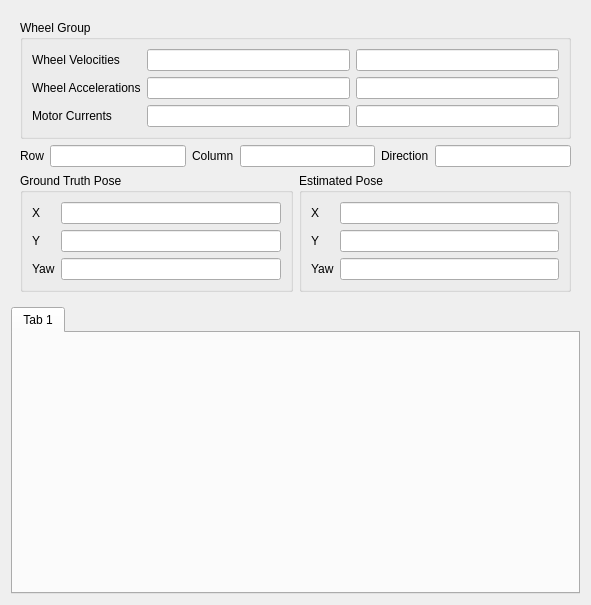
The window that sim/simulator/lib/widgets/statewidget.ui (WPISmartmouse/Smartmouse_2018) describes before a commit, drawn with Qt 5.
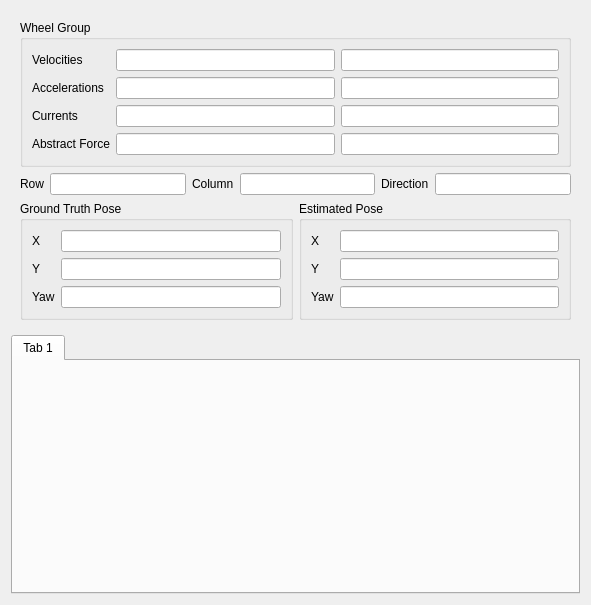
The same window after the commit.

```diff
--- a/sim/simulator/lib/widgets/statewidget.ui
+++ b/sim/simulator/lib/widgets/statewidget.ui
@@ -28,21 +28,28 @@
            <item>
             <widget class="QLabel" name="velocity_label">
              <property name="text">
-              <string>Wheel Velocities</string>
+              <string>Velocities</string>
              </property>
             </widget>
            </item>
            <item>
             <widget class="QLabel" name="acceleration_label">
              <property name="text">
-              <string>Wheel Accelerations</string>
+              <string>Accelerations</string>
              </property>
             </widget>
            </item>
            <item>
             <widget class="QLabel" name="current_label">
              <property name="text">
-              <string>Motor Currents</string>
+              <string>Currents</string>
+             </property>
+            </widget>
+           </item>
+           <item>
+            <widget class="QLabel" name="abstract_force_label">
+             <property name="text">
+              <string>Abstract Force</string>
              </property>
             </widget>
            </item>
@@ -59,6 +66,9 @@
            <item>
             <widget class="QLineEdit" name="left_current_edit"/>
            </item>
+           <item>
+            <widget class="QLineEdit" name="left_abstract_force_edit"/>
+           </item>
           </layout>
          </item>
          <item>
@@ -72,6 +82,9 @@
            <item>
             <widget class="QLineEdit" name="right_current_edit"/>
            </item>
+           <item>
+            <widget class="QLineEdit" name="right_abstract_force_edit"/>
+           </item>
           </layout>
          </item>
         </layout>
```
